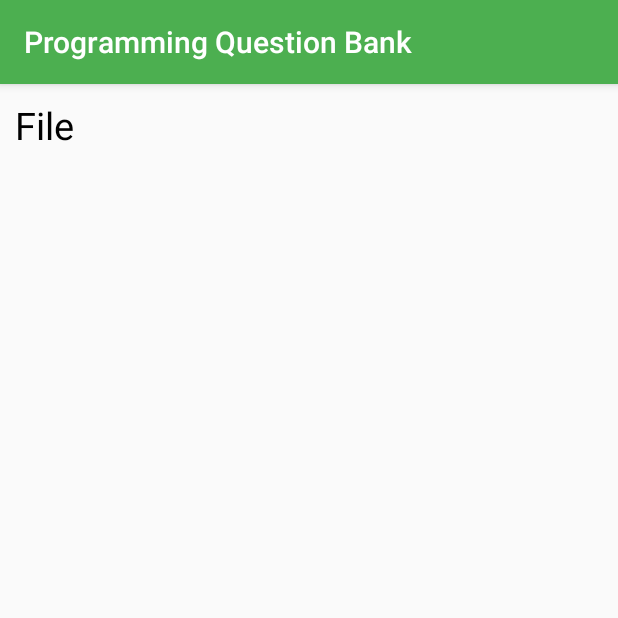
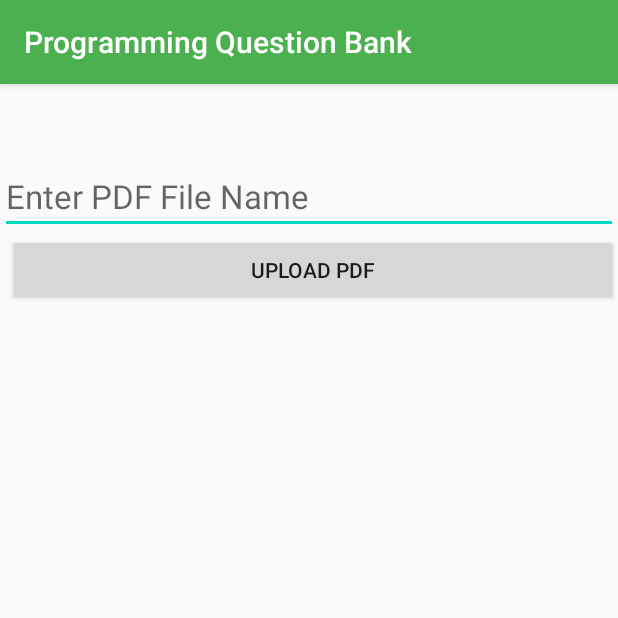
Before and after one commit to ramimhossain12/Club-Question-Bank, an Android app: the UploadFileActivity screen opened directly, with no data from a screen before it, on a phone screen of 412 x 824 dp, the top half of it. Run offline under Robolectric (Android 15) with nearby library versions, the phone set to English and light mode, and no system bars; our stand-ins replace Firebase (no records; nobody signed in at launch, a user with empty details on screens opened directly).

Commit message:
Upload File

```diff
--- a/app/build.gradle
+++ b/app/build.gradle
@@ -47,6 +47,8 @@ dependencies {
     implementation 'com.google.firebase:firebase-auth:19.4.0'
     implementation 'com.google.firebase:firebase-bom:25.12.0'
     implementation 'com.google.firebase:firebase-core:16.0.6'
+    implementation 'com.google.firebase:firebase-database:19.5.0'
+    implementation 'com.google.firebase:firebase-storage:19.2.0'
 
     //image slider
     implementation 'com.github.denzcoskun:ImageSlideshow:0.0.6'
--- a/app/src/main/AndroidManifest.xml
+++ b/app/src/main/AndroidManifest.xml
@@ -2,6 +2,8 @@
 <manifest xmlns:android="http://schemas.android.com/apk/res/android"
     package="com.example.programmingquestionbank">
 
+    <uses-permission android:name="android.permission.INTERNET"/>
+    <uses-permission android:name="android.permission.READ_EXTERNAL_STORAGE"/>
     <application
         android:allowBackup="true"
         android:icon="@mipmap/ic_launcher"
--- a/app/src/main/java/com/example/programmingquestionbank/UploadFileActivity.java
+++ b/app/src/main/java/com/example/programmingquestionbank/UploadFileActivity.java
@@ -1,14 +1,100 @@
 package com.example.programmingquestionbank;
 
+import androidx.annotation.NonNull;
+import androidx.annotation.Nullable;
 import androidx.appcompat.app.AppCompatActivity;
 
+import android.app.ProgressDialog;
+import android.content.Intent;
+import android.net.Uri;
 import android.os.Bundle;
+import android.view.View;
+import android.widget.Button;
+import android.widget.EditText;
+import android.widget.Toast;
+
+import com.google.android.gms.tasks.OnSuccessListener;
+import com.google.android.gms.tasks.Task;
+import com.google.firebase.database.DatabaseReference;
+import com.google.firebase.database.FirebaseDatabase;
+import com.google.firebase.storage.FirebaseStorage;
+import com.google.firebase.storage.OnProgressListener;
+import com.google.firebase.storage.StorageReference;
+import com.google.firebase.storage.UploadTask;
 
 public class UploadFileActivity extends AppCompatActivity {
 
+    EditText editPDFName;
+    Button btn_upload;
+
+    //Firebase Storage
+    StorageReference storageReference ;
+    DatabaseReference databaseReference;
     @Override
     protected void onCreate(Bundle savedInstanceState) {
         super.onCreate(savedInstanceState);
         setContentView(R.layout.activity_upload_file);
+
+        editPDFName = findViewById(R.id.text_pdfName);
+        btn_upload= findViewById(R.id.btn_upload);
+
+        storageReference = FirebaseStorage.getInstance().getReference();
+        databaseReference = FirebaseDatabase.getInstance().getReference("uploads");
+
+        btn_upload.setOnClickListener(new View.OnClickListener() {
+            @Override
+            public void onClick(View v) {
+                selectPDFFile();
+            }
+        });
     }
-}
+
+    private void selectPDFFile() {
+
+        Intent intent = new Intent();
+        intent.setType("application/pdf");
+        intent.setAction(Intent.ACTION_GET_CONTENT);
+        startActivityForResult(Intent.createChooser(intent,"Select PDF File"),1);
+    }
+
+    @Override
+    protected void onActivityResult(int requestCode, int resultCode, @Nullable Intent data) {
+        super.onActivityResult(requestCode, resultCode, data);
+
+        if (requestCode == 1 && resultCode == RESULT_OK
+        && data !=null && data.getData()!=null){
+
+            uploadPDFFIle(data.getData());
+        }
+    }
+
+    private void uploadPDFFIle(Uri data) {
+
+        final ProgressDialog progressDialog = new ProgressDialog(this);
+        progressDialog.setTitle("Uploading File Please Wait.....");
+        progressDialog.show();
+
+        StorageReference reference = storageReference.child("uploads/"+System.currentTimeMillis()+".pdf");
+        reference.putFile(data)
+                .addOnSuccessListener(new OnSuccessListener<UploadTask.TaskSnapshot>() {
+                    @Override
+                    public void onSuccess(UploadTask.TaskSnapshot taskSnapshot) {
+                        Task<Uri> uri = taskSnapshot.getStorage().getDownloadUrl();
+                        while (!uri.isComplete());
+                        Uri url = uri.getResult();
+                        UploadPDF uploadPDF = new UploadPDF(editPDFName.getText().toString(),url.toString());
+                        databaseReference.child(databaseReference.push().getKey()).setValue(uploadPDF);
+                        Toast.makeText(UploadFileActivity.this,"File Uploaded",Toast.LENGTH_SHORT).show();
+                        progressDialog.dismiss();
+                    }
+                }).addOnProgressListener(new OnProgressListener<UploadTask.TaskSnapshot>() {
+            @Override
+            public void onProgress(@NonNull UploadTask.TaskSnapshot snapshot) {
+
+                double progress = (100.0*snapshot.getBytesTransferred())/snapshot.getTotalByteCount();
+
+                progressDialog.setMessage("Uploaded: "+(int)progress+"%");
+            }
+        });
+        }
+    }
--- a/app/src/main/res/layout/activity_upload_file.xml
+++ b/app/src/main/res/layout/activity_upload_file.xml
@@ -4,19 +4,22 @@
     xmlns:tools="http://schemas.android.com/tools"
     android:layout_width="match_parent"
     android:layout_height="match_parent"
+    android:orientation="vertical"
     tools:context=".UploadFileActivity">
 
+         <EditText
+             android:layout_width="match_parent"
+             android:layout_height="wrap_content"
+             android:id="@+id/text_pdfName"
+             android:hint="Enter PDF File Name"
+             android:textSize="22sp"
+             android:layout_marginTop="50dp"/>
 
-    <TextView
+    <Button
         android:layout_width="match_parent"
         android:layout_height="wrap_content"
-        android:paddingLeft="15dp"
-        android:padding="10dp"
-        android:drawablePadding="9dp"
-
-        android:text="File"
-        android:textSize="25sp"
-        android:textColor="#000000"
-        android:id="@+id/tex1"/>
+        android:layout_marginLeft="5dp"
+        android:id="@+id/btn_upload"
+        android:text="Upload PDF"/>
 
 </LinearLayout>
```
Also changed, not shown: app/src/main/java/com/example/programmingquestionbank/UploadPDF.java (added, +26 -0 lines).
